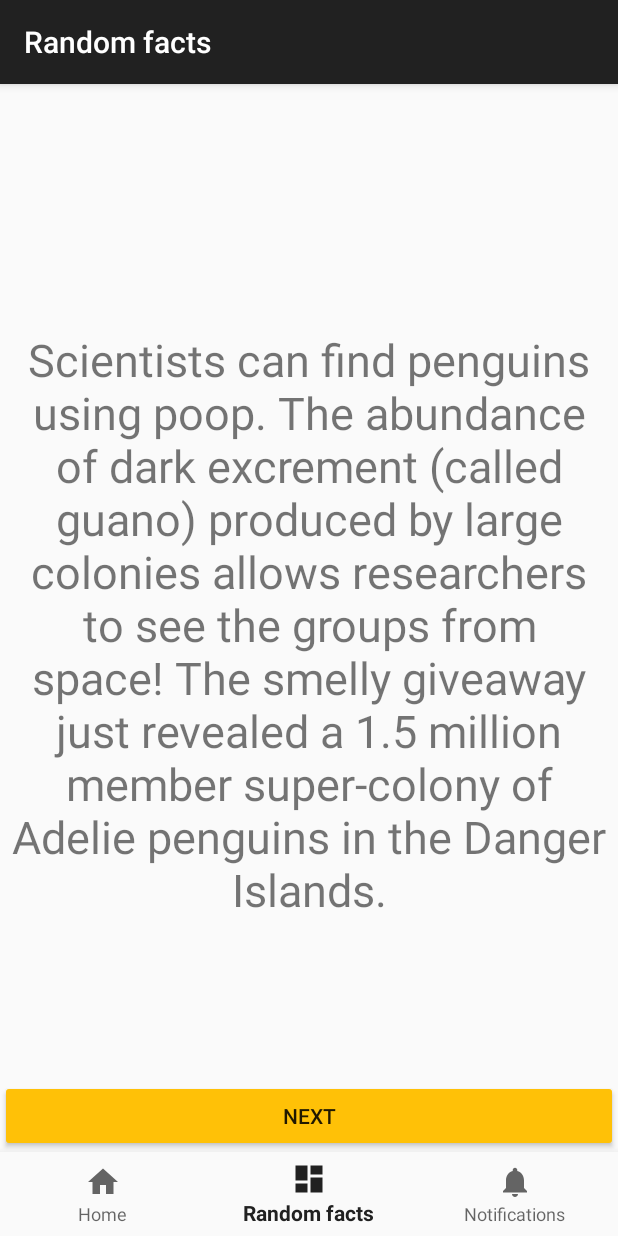
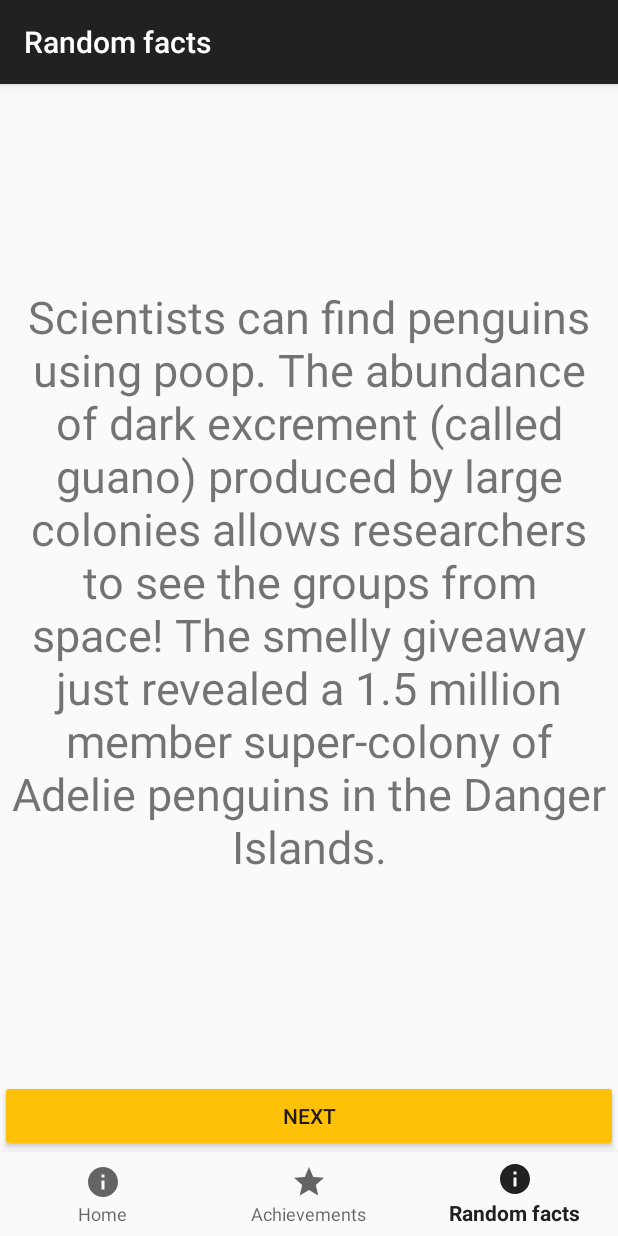
Before and after one commit to david-campos/save_the_penguins, an Android app: the RandFactsFragment screen opened through its navigation route, on a phone screen of 412 x 824 dp. Run offline under Robolectric (Android 15) with nearby library versions, the phone set to English and light mode, and no system bars; our stand-ins replace navigation-ui.

Commit message:
Centrados los fragment para que ocupen el espacio disponible

```diff
--- a/app/src/main/res/drawable/ic_home_black_24dp.xml
+++ /dev/null
@@ -1,9 +0,0 @@
-<vector xmlns:android="http://schemas.android.com/apk/res/android"
-    android:width="24dp"
-    android:height="24dp"
-    android:viewportWidth="24.0"
-    android:viewportHeight="24.0">
-    <path
-        android:fillColor="#FF000000"
-        android:pathData="M10,20v-6h4v6h5v-8h3L12,3 2,12h3v8z" />
-</vector>
--- /dev/null
+++ b/app/src/main/res/drawable/ic_info_black_24dp.xml
@@ -0,0 +1,9 @@
+<vector xmlns:android="http://schemas.android.com/apk/res/android"
+        android:width="24dp"
+        android:height="24dp"
+        android:viewportWidth="24.0"
+        android:viewportHeight="24.0">
+    <path
+        android:fillColor="#FF000000"
+        android:pathData="M12,2C6.48,2 2,6.48 2,12s4.48,10 10,10 10,-4.48 10,-10S17.52,2 12,2zM13,17h-2v-6h2v6zM13,9h-2L11,7h2v2z"/>
+</vector>
--- a/app/src/main/res/drawable/ic_notifications_black_24dp.xml
+++ /dev/null
@@ -1,9 +0,0 @@
-<vector xmlns:android="http://schemas.android.com/apk/res/android"
-    android:width="24dp"
-    android:height="24dp"
-    android:viewportWidth="24.0"
-    android:viewportHeight="24.0">
-    <path
-        android:fillColor="#FF000000"
-        android:pathData="M12,22c1.1,0 2,-0.9 2,-2h-4c0,1.1 0.89,2 2,2zM18,16v-5c0,-3.07 -1.64,-5.64 -4.5,-6.32L13.5,4c0,-0.83 -0.67,-1.5 -1.5,-1.5s-1.5,0.67 -1.5,1.5v0.68C7.63,5.36 6,7.92 6,11v5l-2,2v1h16v-1l-2,-2z" />
-</vector>
--- /dev/null
+++ b/app/src/main/res/drawable/ic_star_black_24dp.xml
@@ -0,0 +1,9 @@
+<vector xmlns:android="http://schemas.android.com/apk/res/android"
+        android:width="24dp"
+        android:height="24dp"
+        android:viewportWidth="24.0"
+        android:viewportHeight="24.0">
+    <path
+        android:fillColor="#FF000000"
+        android:pathData="M12,17.27L18.18,21l-1.64,-7.03L22,9.24l-7.19,-0.61L12,2 9.19,8.63 2,9.24l5.46,4.73L5.82,21z"/>
+</vector>
--- a/app/src/main/res/layout/activity_main.xml
+++ b/app/src/main/res/layout/activity_main.xml
@@ -3,8 +3,7 @@
     xmlns:app="http://schemas.android.com/apk/res-auto"
     android:id="@+id/container"
     android:layout_width="match_parent"
-    android:layout_height="match_parent"
-    android:paddingTop="?attr/actionBarSize">
+    android:layout_height="match_parent">
 
     <fragment
         android:id="@+id/nav_host_fragment"
--- a/app/src/main/res/layout/fragment_rand_facts.xml
+++ b/app/src/main/res/layout/fragment_rand_facts.xml
@@ -4,10 +4,21 @@
     android:layout_width="match_parent"
     android:layout_height="match_parent">
 
+    <Button
+        android:id="@+id/btn_next_fact"
+        android:layout_width="match_parent"
+        android:layout_height="wrap_content"
+        android:text="@string/btn_next_fact"
+        android:backgroundTint="@color/colorAccent"
+        app:layout_constraintBottom_toBottomOf="parent"
+        app:layout_constraintEnd_toEndOf="parent"
+        app:layout_constraintStart_toStartOf="parent" />
+
     <TextSwitcher
         android:id="@+id/text_dashboard"
         android:layout_width="match_parent"
-        android:layout_height="wrap_content"
+        android:layout_height="0dp"
+        android:layout_marginTop="0dp"
         android:layout_marginStart="8dp"
         android:layout_marginEnd="8dp"
         app:layout_constraintBottom_toTopOf="@+id/btn_next_fact"
@@ -18,22 +29,13 @@
             android:layout_width="match_parent"
             android:layout_height="wrap_content"
             android:textAlignment="center"
+            android:layout_gravity="center_vertical"
             android:textSize="30sp"/>
         <TextView
             android:layout_width="match_parent"
             android:layout_height="wrap_content"
+            android:layout_gravity="center_vertical"
             android:textAlignment="center"
             android:textSize="30sp"/>
     </TextSwitcher>
-
-    <Button
-        android:id="@+id/btn_next_fact"
-        android:layout_width="match_parent"
-        android:layout_height="wrap_content"
-        android:text="@string/btn_next_fact"
-        android:backgroundTint="@color/colorAccent"
-        app:layout_constraintBottom_toBottomOf="parent"
-        app:layout_constraintEnd_toEndOf="parent"
-        app:layout_constraintHorizontal_bias="1.0"
-        app:layout_constraintStart_toStartOf="parent" />
 </androidx.constraintlayout.widget.ConstraintLayout>
--- a/app/src/main/res/menu/bottom_nav_menu.xml
+++ b/app/src/main/res/menu/bottom_nav_menu.xml
@@ -3,17 +3,17 @@
 
     <item
         android:id="@+id/navigation_home"
-        android:icon="@drawable/ic_home_black_24dp"
+        android:icon="@drawable/ic_info_black_24dp"
         android:title="@string/title_home" />
 
     <item
+        android:id="@+id/navigation_notifications"
+        android:icon="@drawable/ic_star_black_24dp"
+        android:title="@string/title_notifications" />
+
+    <item
         android:id="@+id/navigation_rand_facts"
-        android:icon="@drawable/ic_dashboard_black_24dp"
+        android:icon="@drawable/ic_info_black_24dp"
         android:title="@string/title_rand_facts" />
 
-    <item
-        android:id="@+id/navigation_notifications"
-        android:icon="@drawable/ic_notifications_black_24dp"
-        android:title="@string/title_notifications" />
-
 </menu>
--- a/app/src/main/res/values/strings.xml
+++ b/app/src/main/res/values/strings.xml
@@ -3,6 +3,6 @@
     <string name="title_home">Home</string>
     <string name="title_rand_facts">Random facts</string>
     <string name="title_dashboard">Dashboard</string>
-    <string name="title_notifications">Notifications</string>
+    <string name="title_notifications">Achievements</string>
     <string name="btn_next_fact">Next</string>
 </resources>
```
